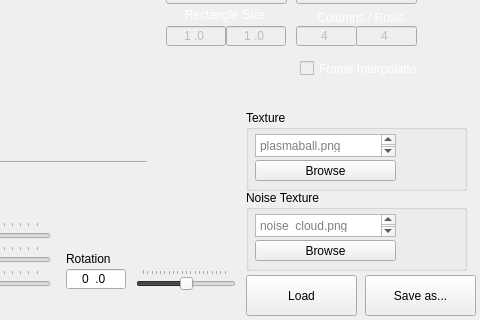
Before: the Qt Designer form TA_ParticleEditor/TA_ParticleEditor/particleeditor.ui in Stureplan/TA_ParticleEditor, drawn with Qt 5; both pictures show x 504 to 984 and y 330 to 650 of the 984 by 650 pixel window.
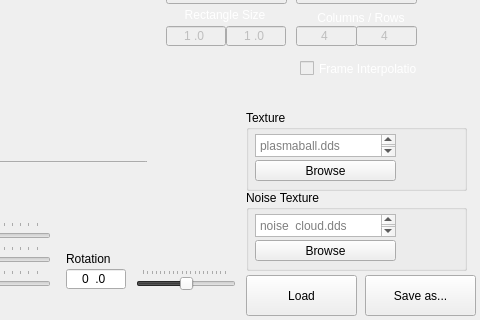
After: the same form once the commit is applied. Custom widgets are drawn as their Qt base class.

```diff
--- a/TA_ParticleEditor/TA_ParticleEditor/particleeditor.ui
+++ b/TA_ParticleEditor/TA_ParticleEditor/particleeditor.ui
@@ -1278,7 +1278,7 @@
       <set>Qt::NoTextInteraction</set>
      </property>
      <property name="placeholderText">
-      <string>plasmaball.png</string>
+      <string>plasmaball.dds</string>
      </property>
     </widget>
    </widget>
@@ -1339,7 +1339,7 @@
       <set>Qt::NoTextInteraction</set>
      </property>
      <property name="placeholderText">
-      <string>noise_cloud.png</string>
+      <string>noise_cloud.dds</string>
      </property>
     </widget>
    </widget>
```
